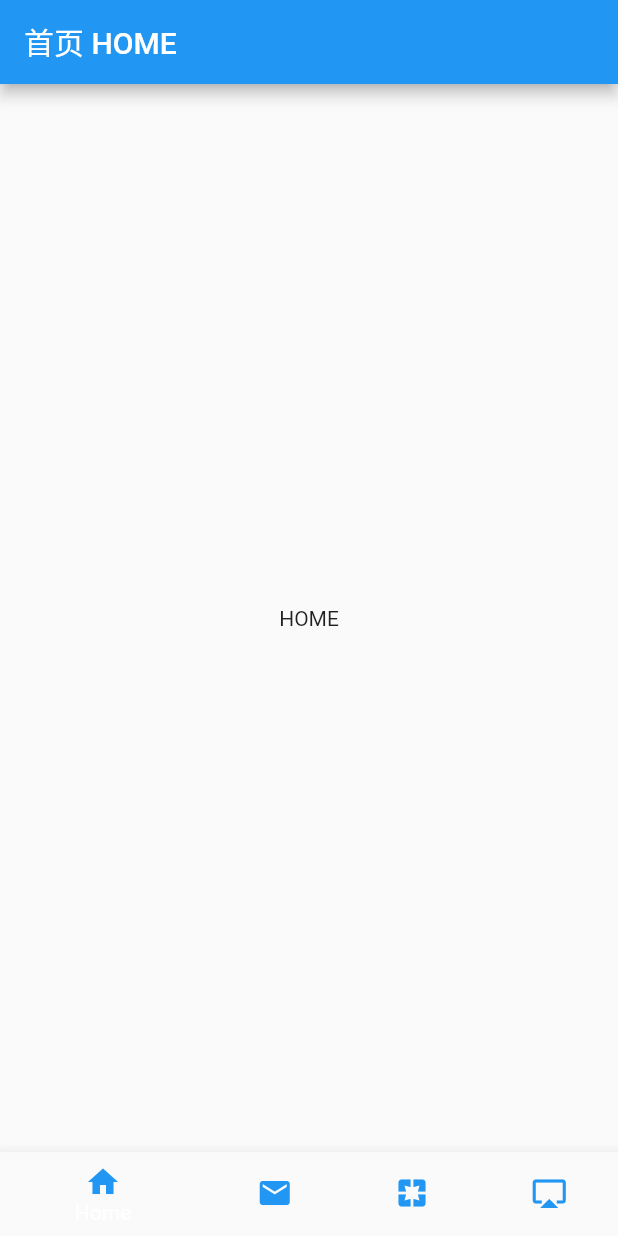
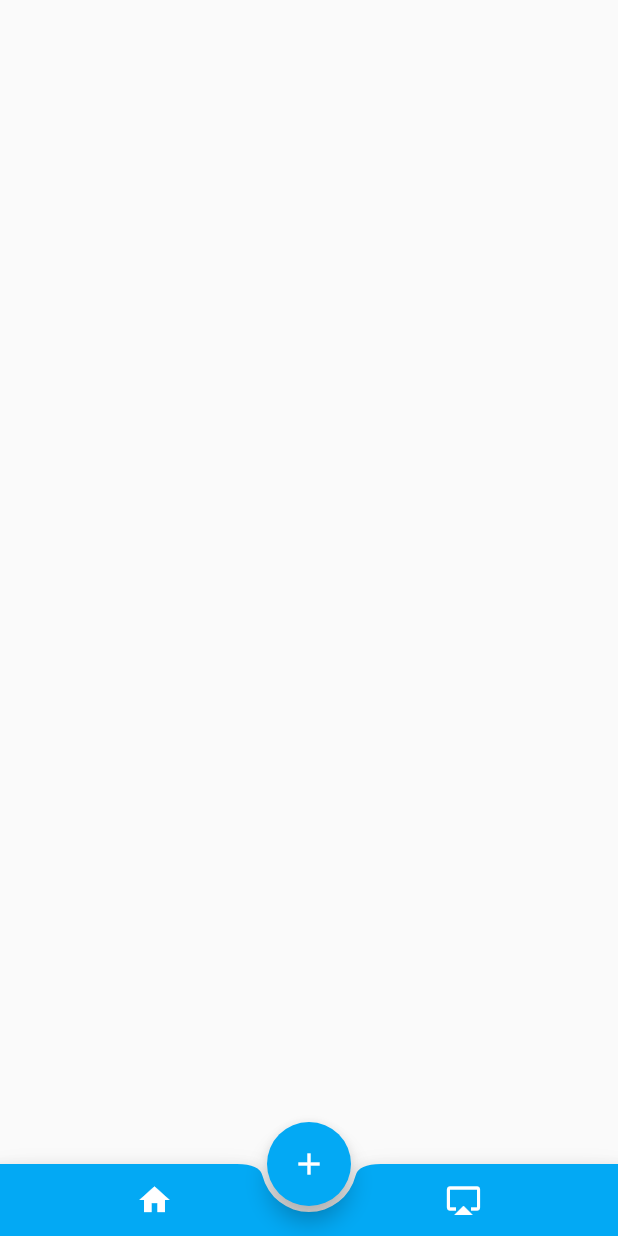
Before and after one commit to veshen/flutterExample, a Flutter app: the screen it shows after launch, on a phone screen of 412 x 824 dp. Run offline on Flutter 3.47's test engine with Material 2 defaults, Android fonts, the phone set to English and light mode, and no system bars.

Commit message:
添加不规则底部导航

```diff
--- /dev/null
+++ b/lib/bottom_app_bar.dart
@@ -0,0 +1,48 @@
+import 'package:flutter/material.dart';
+
+// stful 动态widget代码快速生成
+
+class BottomAppBarDemo extends StatefulWidget {
+  final Widget child;
+
+  BottomAppBarDemo({Key key, this.child}) : super(key: key);
+
+  _BottomAppBarDemoState createState() => _BottomAppBarDemoState();
+}
+
+class _BottomAppBarDemoState extends State<BottomAppBarDemo> {
+  @override
+  Widget build(BuildContext context) {
+    return Scaffold(
+      floatingActionButton: FloatingActionButton( // fab 可交互浮动按钮
+        onPressed: (){},
+        tooltip: '提示tooltip 长按显示',
+        child: Icon(
+          Icons.add,
+          color: Colors.white,
+        ),
+      ),
+      floatingActionButtonLocation: FloatingActionButtonLocation.centerDocked,
+      bottomNavigationBar: BottomAppBar(
+        color: Colors.lightBlue,
+        shape: CircularNotchedRectangle(), // 圆形 缺口 为了和上面的按钮融合
+        child: Row(
+          mainAxisSize: MainAxisSize.max,
+          mainAxisAlignment: MainAxisAlignment.spaceAround,
+          children: <Widget>[
+            IconButton(
+              icon: Icon(Icons.home),
+              color: Colors.white,
+              onPressed: (){},
+            ),
+            IconButton(
+              icon: Icon(Icons.airplay),
+              color: Colors.white,
+              onPressed: (){},
+            ),
+          ],
+        ),
+      ),
+    );
+  }
+}
--- a/lib/main.dart
+++ b/lib/main.dart
@@ -1,5 +1,6 @@
 import 'package:flutter/material.dart';
-import 'bottom_nav.dart';
+// import 'bottom_nav.dart'; //常规底部导航
+import 'bottom_app_bar.dart'; // 不规则底部导航
 
 void main() => runApp(new MyApp());
 
@@ -8,8 +9,13 @@ class MyApp extends StatelessWidget{
   Widget build(BuildContext context){
     return MaterialApp(
       title: "flutter BottomNavigationBar",
-      theme: ThemeData.light(),
-      home: BottomNavigationWidget(),
+       // 自定义主题样本
+      // theme: ThemeData.light(),
+      theme: ThemeData(
+        primarySwatch: Colors.lightBlue
+      ),
+      // home: BottomNavigationWidget(),
+      home: BottomAppBarDemo(), //自定义不规则底部导航
     );
   }
 }
```
